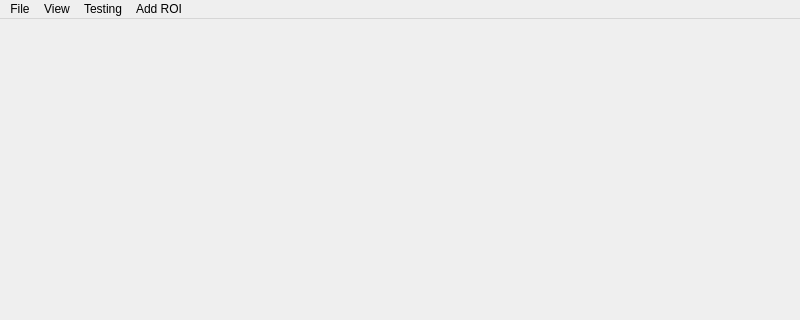
First picture: the form in src/phybers/fibervis/ui/viewer.ui, repository phybers/phybers, before the edit; both pictures show x 0 to 800 and y 0 to 320 of the 800 by 600 pixel window.
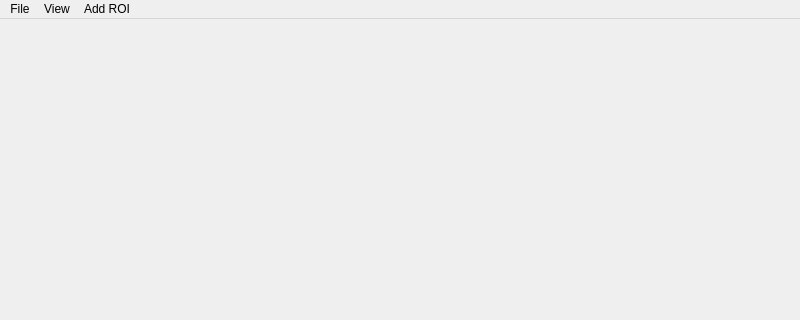
Second picture: the form after the edit.

Commit message:
Resource handling and object center calculation fixes. Test menus removal.
Importing of importlib.resources.files is now attempted before falling back to importlib_resources.files.
VizualizationObjects now consider their translation matrixes in center calculation.
Several test buttons removed from FiberVis.

The edit to the form file:
```diff
--- a/src/phybers/fibervis/ui/viewer.ui
+++ b/src/phybers/fibervis/ui/viewer.ui
@@ -31,15 +31,6 @@
     <addaction name="actionOpenMesh"/>
     <addaction name="actionOpenMRI"/>
    </widget>
-   <widget class="QMenu" name="menuTesting">
-    <property name="title">
-     <string>Testing</string>
-    </property>
-    <addaction name="actionIlumination"/>
-    <addaction name="actionBackground"/>
-    <addaction name="actionCamera"/>
-    <addaction name="actionTest"/>
-   </widget>
    <widget class="QMenu" name="menuView">
     <property name="title">
      <string>View</string>
@@ -55,7 +46,6 @@
    </widget>
    <addaction name="menuFile"/>
    <addaction name="menuView"/>
-   <addaction name="menuTesting"/>
    <addaction name="actionAddROI"/>
   </widget>
   <widget class="QStatusBar" name="statusBar"/>
```
Left out of the diff: 5 changed lines with no effect on the pictures. The commit also changes 19 other files.
